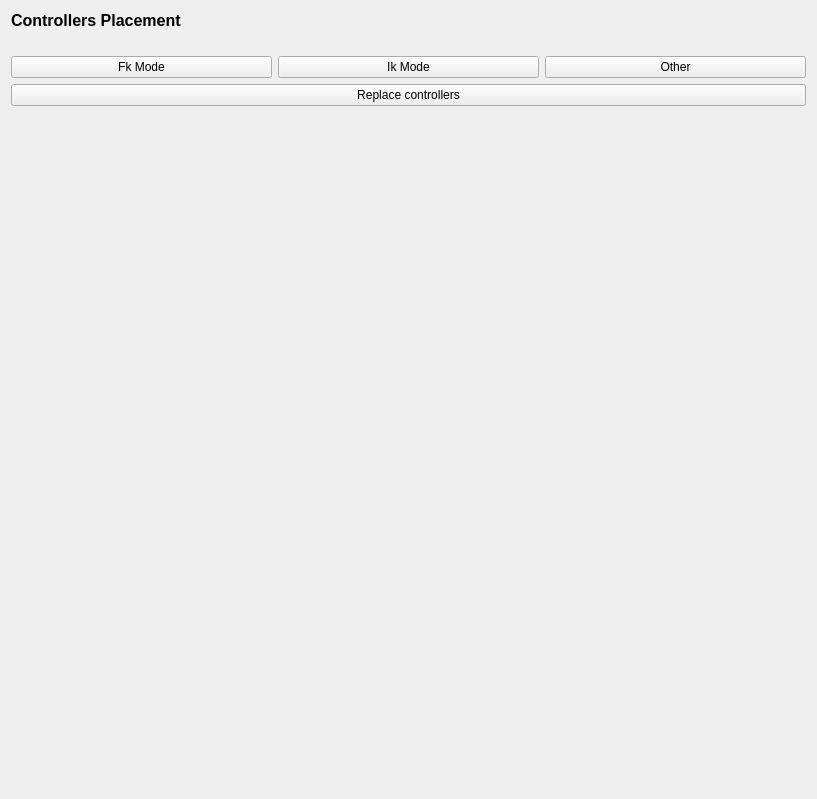
Qt form forms/PageControllerPlacement.ui (ThomasEscalle/WombatAutoRig) before a commit.
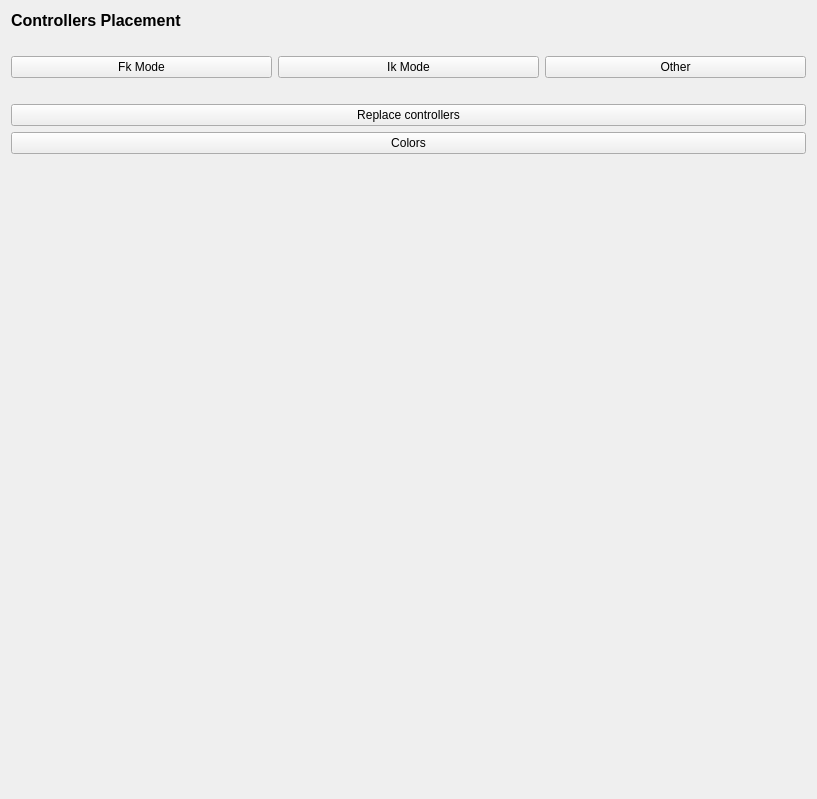
The same form after that commit.

Commit message: Added the color dialog to the ctrl page

The edit to the form file:
```diff
--- a/forms/PageControllerPlacement.ui
+++ b/forms/PageControllerPlacement.ui
@@ -59,6 +59,13 @@
      </item>
     </layout>
    </item>
+   <item>
+    <widget class="QLabel" name="label_3">
+     <property name="text">
+      <string/>
+     </property>
+    </widget>
+   </item>
    <item>
     <widget class="QPushButton" name="btnControllers">
      <property name="text">
@@ -66,6 +73,13 @@
      </property>
     </widget>
    </item>
+   <item>
+    <widget class="QPushButton" name="btnColors">
+     <property name="text">
+      <string>Colors</string>
+     </property>
+    </widget>
+   </item>
    <item>
     <spacer name="verticalSpacer">
      <property name="orientation">
```
The commit also changes 5 other files.
